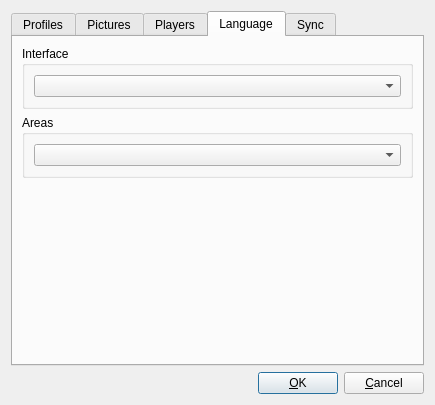
This is OptionsDialog.ui in Syping/gta5sync as Qt 5 draws it before an edit. The edited form follows.
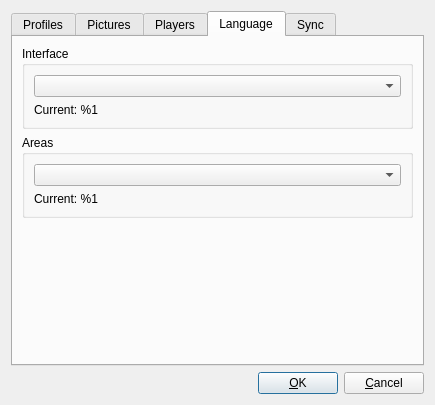
This is the edited form. The open tabs and pages were chosen to show the change.

Commit message: Show current loaded Language in OptionsDialog

What changed in the file:
```diff
--- a/OptionsDialog.ui
+++ b/OptionsDialog.ui
@@ -396,6 +396,13 @@
           <item>
            <widget class="QComboBox" name="cbLanguage"/>
           </item>
+          <item>
+           <widget class="QLabel" name="labCurrentLanguage">
+            <property name="text">
+             <string>Current: %1</string>
+            </property>
+           </widget>
+          </item>
          </layout>
         </widget>
        </item>
@@ -408,6 +415,13 @@
           <item>
            <widget class="QComboBox" name="cbAreaLanguage"/>
           </item>
+          <item>
+           <widget class="QLabel" name="labCurrentAreaLanguage">
+            <property name="text">
+             <string>Current: %1</string>
+            </property>
+           </widget>
+          </item>
          </layout>
         </widget>
        </item>
```
The commit also changes 7 other files.
